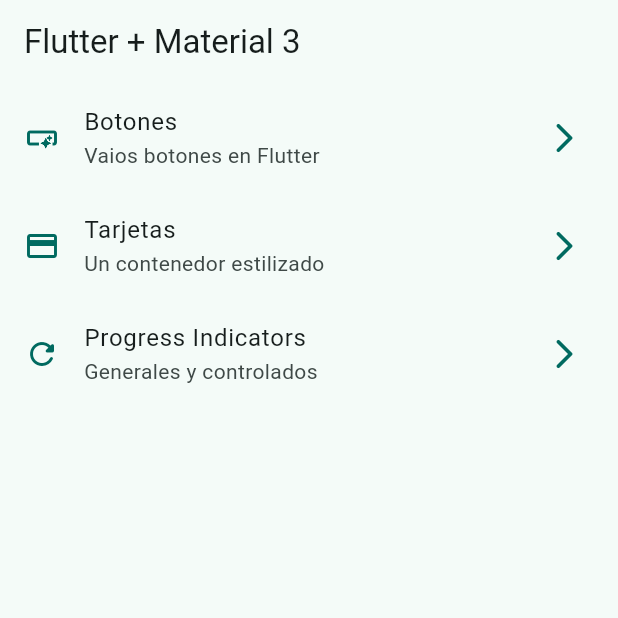
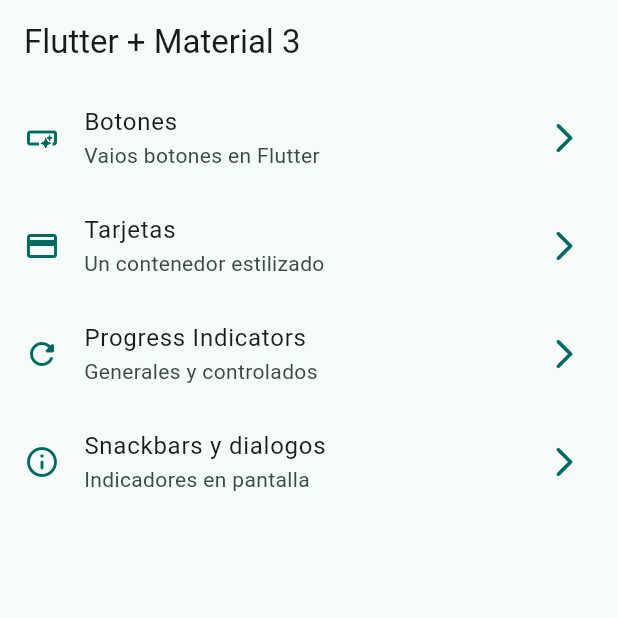
Before and after one commit to DarioAlvarez53/WidgetApp, a Flutter app: the screen it shows after launch, on a phone screen of 412 x 824 dp, the top half of it. Run offline on Flutter 3.47's test engine with Material 3 defaults, Android fonts, the phone set to English and light mode, and no system bars; our stand-ins replace go_router.

Commit message:
Creando el snackbar

```diff
--- a/lib/config/menu/menu_items.dart
+++ b/lib/config/menu/menu_items.dart
@@ -37,5 +37,11 @@ const appMenuItems = <MenuItems>[
     subTitle: "Generales y controlados",
     link: '/progress',
     icon: Icons.refresh_rounded
+  ),
+  MenuItems(
+    title: "Snackbars y dialogos",
+    subTitle: "Indicadores en pantalla",
+    link: '/snackbar',
+    icon: Icons.info_outline_rounded
   )
 ];
--- a/lib/config/router/app_router.dart
+++ b/lib/config/router/app_router.dart
@@ -29,5 +29,11 @@ final appRouter = GoRouter(
       path: '/progress',
       builder: (context, state) => const ProgressScreen(),
     ),
+
+    GoRoute(
+      name: SnackbarScreen.name,
+      path: '/snackbar',
+      builder: (context, state) => const SnackbarScreen(),
+    ),
   ],
 );
```
Also changed, not shown: lib/presentation/screens/snackbar/snackbar_screen.dart (+27 -1 lines).
